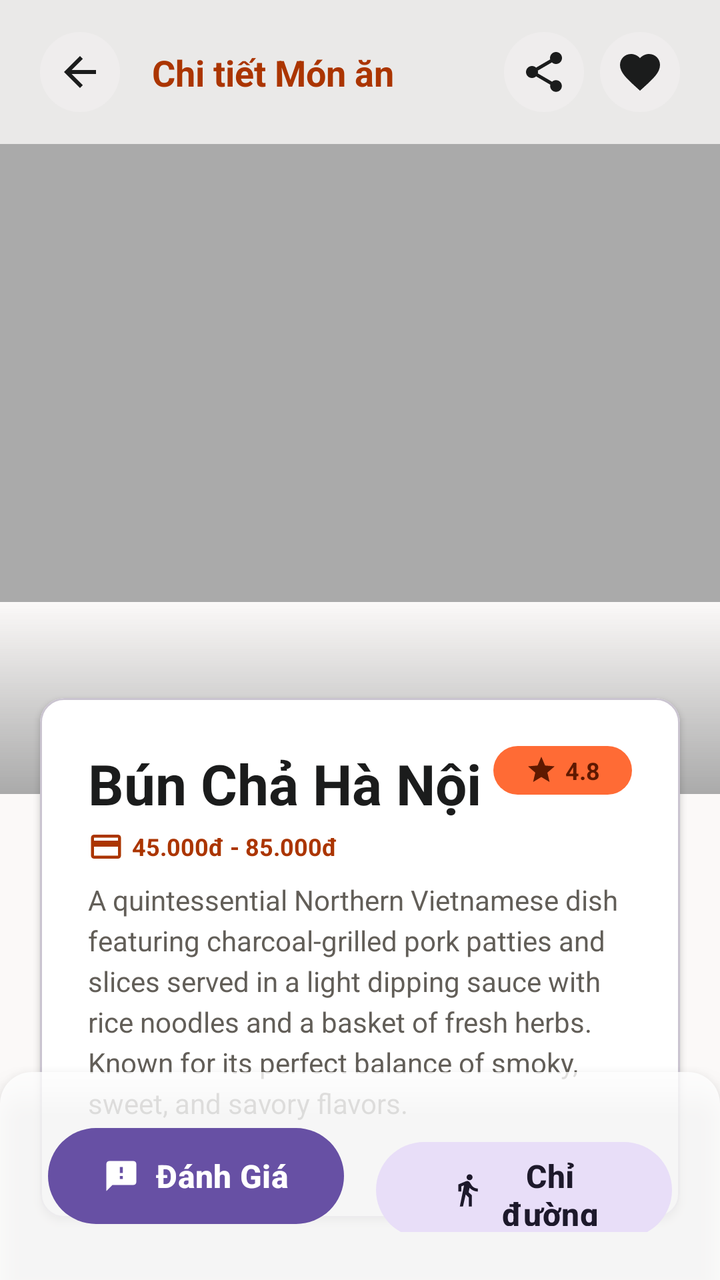
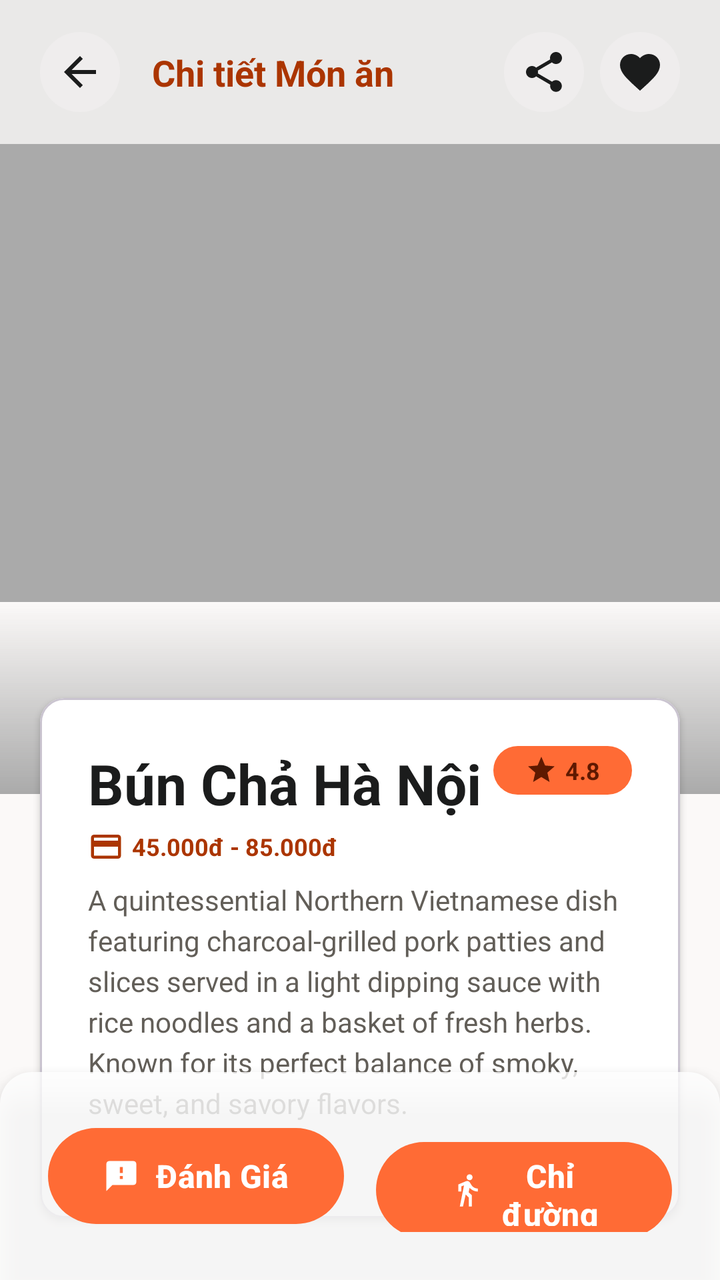

The first picture is an Android layout as it rendered before a commit; the second is the same layout after the commit. The layout source and the unified diff follow.
<!-- AndroidManifest.xml: application theme Theme.AnGi_DiDau -->
<!-- res/layout/activity_food_detail.xml -->
<?xml version="1.0" encoding="utf-8"?>
<androidx.constraintlayout.widget.ConstraintLayout xmlns:android="http://schemas.android.com/apk/res/android"
    xmlns:app="http://schemas.android.com/apk/res-auto"
    xmlns:tools="http://schemas.android.com/tools"
    android:layout_width="match_parent"
    android:layout_height="match_parent"
    android:background="@color/background">

    
    <ScrollView
        android:layout_width="0dp"
        android:layout_height="0dp"
        android:clipToPadding="false"
        android:paddingBottom="100dp"
        android:scrollbars="none"
        app:layout_constraintBottom_toBottomOf="parent"
        app:layout_constraintEnd_toEndOf="parent"
        app:layout_constraintStart_toStartOf="parent"
        app:layout_constraintTop_toTopOf="parent">

        <androidx.constraintlayout.widget.ConstraintLayout
            android:layout_width="match_parent"
            android:layout_height="wrap_content"
            android:paddingBottom="32dp">

            
            <FrameLayout
                android:id="@+id/flHeroContainer"
                android:layout_width="0dp"
                android:layout_height="397dp"
                app:layout_constraintEnd_toEndOf="parent"
                app:layout_constraintStart_toStartOf="parent"
                app:layout_constraintTop_toTopOf="parent">

                <androidx.viewpager2.widget.ViewPager2
                    android:id="@+id/vpFoodHero"
                    android:layout_width="match_parent"
                    android:layout_height="match_parent"
                    android:background="@android:color/darker_gray" />

                
                <TextView
                    android:id="@+id/tvPhotoCount"
                    android:layout_width="wrap_content"
                    android:layout_height="wrap_content"
                    android:layout_gravity="bottom|end"
                    android:layout_marginEnd="16dp"
                    android:layout_marginBottom="64dp"
                    android:paddingHorizontal="12dp"
                    android:paddingVertical="4dp"
                    android:background="@drawable/shape_pill"
                    android:backgroundTint="#80000000"
                    android:text="1/1 Ảnh"
                    android:textColor="@color/white"
                    android:textSize="12sp"
                    android:visibility="gone"/>
            </FrameLayout>

            
            <View
                android:layout_width="0dp"
                android:layout_height="96dp"
                android:background="@drawable/bg_gradient_bottom"
                app:layout_constraintBottom_toBottomOf="@id/flHeroContainer"
                app:layout_constraintEnd_toEndOf="parent"
                app:layout_constraintStart_toStartOf="parent" />

            <com.google.android.material.card.MaterialCardView
                android:id="@+id/cardFoodInfo"
                android:layout_width="0dp"
                android:layout_height="wrap_content"
                android:layout_marginHorizontal="20dp"
                android:translationY="-48dp"
                app:cardBackgroundColor="@color/surface_container_lowest"
                app:cardCornerRadius="12dp"
                app:cardElevation="2dp"
                app:layout_constraintEnd_toEndOf="parent"
                app:layout_constraintStart_toStartOf="parent"
                app:layout_constraintTop_toBottomOf="@id/flHeroContainer">

                <LinearLayout
                    android:layout_width="match_parent"
                    android:layout_height="wrap_content"
                    android:orientation="vertical"
                    android:padding="24dp">

                    <RelativeLayout
                        android:layout_width="match_parent"
                        android:layout_height="wrap_content"
                        android:layout_marginBottom="8dp">

                        <LinearLayout
                            android:layout_width="wrap_content"
                            android:layout_height="wrap_content"
                            android:layout_alignParentStart="true"
                            android:layout_toStartOf="@id/llRating"
                            android:orientation="vertical">

                            <TextView
                                android:id="@+id/tvFoodDetailName"
                                android:layout_width="wrap_content"
                                android:layout_height="wrap_content"
                                android:layout_marginBottom="4dp"
                                android:text="Bún Chả Hà Nội"
                                android:textColor="@color/on_surface"
                                android:textSize="28sp"
                                android:textStyle="bold" />

                            <LinearLayout
                                android:layout_width="wrap_content"
                                android:layout_height="wrap_content"
                                android:gravity="center_vertical"
                                android:orientation="horizontal">

                                <androidx.appcompat.widget.AppCompatImageView
                                    android:layout_width="18dp"
                                    android:layout_height="18dp"
                                    android:src="@drawable/ic_payments"
                                    app:tint="@color/primary" />

                                <TextView
                                    android:id="@+id/tvFoodDetailPrice"
                                    android:layout_width="wrap_content"
                                    android:layout_height="wrap_content"
                                    android:layout_marginStart="4dp"
                                    android:text="45.000đ - 85.000đ"
                                    android:textColor="@color/primary"
                                    android:textSize="12sp"
                                    android:textStyle="bold" />
                            </LinearLayout>
                        </LinearLayout>

                        <LinearLayout
                            android:id="@+id/llRating"
                            android:layout_width="wrap_content"
                            android:layout_height="wrap_content"
                            android:layout_alignParentEnd="true"
                            android:background="@drawable/bg_rating"
                            android:gravity="center_vertical"
                            android:orientation="horizontal"
                            android:paddingHorizontal="16dp"
                            android:paddingVertical="4dp">

                            <androidx.appcompat.widget.AppCompatImageView
                                android:layout_width="16dp"
                                android:layout_height="16dp"
                                android:src="@drawable/ic_star"
                                app:tint="@color/on_primary_container" />

                            <TextView
                                android:id="@+id/tvFoodDetailRating"
                                android:layout_width="wrap_content"
                                android:layout_height="wrap_content"
                                android:layout_marginStart="4dp"
                                android:text="4.8"
                                android:textColor="@color/on_primary_container"
                                android:textSize="12sp"
                                android:textStyle="bold" />
                        </LinearLayout>
                    </RelativeLayout>

                    <TextView
                        android:id="@+id/tvFoodDetailDescription"
                        android:layout_width="match_parent"
                        android:layout_height="wrap_content"
                        android:layout_marginBottom="24dp"
                        android:lineSpacingExtra="4dp"
                        android:text="A quintessential Northern Vietnamese dish featuring charcoal-grilled pork patties and slices served in a light dipping sauce with rice noodles and a basket of fresh herbs. Known for its perfect balance of smoky, sweet, and savory flavors."
                        android:textColor="@color/secondary"
                        android:textSize="14sp" />


                </LinearLayout>
            </com.google.android.material.card.MaterialCardView>


            
            <RelativeLayout
                android:id="@+id/rlNearbyHeader"
                android:layout_width="0dp"
                android:layout_height="wrap_content"
                android:layout_marginHorizontal="20dp"
                android:layout_marginTop="16dp"
                app:layout_constraintEnd_toEndOf="parent"
                app:layout_constraintStart_toStartOf="parent"
                app:layout_constraintTop_toBottomOf="@id/cardFoodInfo">

                <TextView
                    android:layout_width="wrap_content"
                    android:layout_height="wrap_content"
                    android:layout_alignParentStart="true"
                    android:text="Món ăn cùng thể loại"
                    android:textColor="@color/on_surface"
                    android:textSize="20sp"
                    android:textStyle="bold" />

                <TextView
                    android:layout_width="wrap_content"
                    android:layout_height="wrap_content"
                    android:layout_alignParentEnd="true"
                    android:layout_centerVertical="true"
                    android:text="Xem tất cả"
                    android:textColor="@color/primary"
                    android:textSize="12sp" />
            </RelativeLayout>

            
            <androidx.recyclerview.widget.RecyclerView
                android:id="@+id/rvRelatedFoods"
                android:layout_width="0dp"
                android:layout_height="wrap_content"
                android:layout_marginTop="16dp"
                android:clipToPadding="false"
                android:paddingHorizontal="20dp"
                app:layout_constraintEnd_toEndOf="parent"
                app:layout_constraintStart_toStartOf="parent"
                app:layout_constraintTop_toBottomOf="@id/rlNearbyHeader" />

            
            <RelativeLayout
                android:id="@+id/rlReviewsHeader"
                android:layout_width="0dp"
                android:layout_height="wrap_content"
                android:layout_marginHorizontal="20dp"
                android:layout_marginTop="24dp"
                app:layout_constraintEnd_toEndOf="parent"
                app:layout_constraintStart_toStartOf="parent"
                app:layout_constraintTop_toBottomOf="@id/rvRelatedFoods">

                <TextView
                    android:layout_width="wrap_content"
                    android:layout_height="wrap_content"
                    android:layout_alignParentStart="true"
                    android:text="Đánh giá"
                    android:textColor="@color/on_surface"
                    android:textSize="20sp"
                    android:textStyle="bold" />

                <TextView
                    android:id="@+id/tvTotalReviews"
                    android:layout_width="wrap_content"
                    android:layout_height="wrap_content"
                    android:layout_alignParentEnd="true"
                    android:layout_centerVertical="true"
                    android:text="0 đánh giá"
                    android:textColor="@color/secondary"
                    android:textSize="12sp" />
            </RelativeLayout>

            
            <androidx.recyclerview.widget.RecyclerView
                android:id="@+id/rvReviews"
                android:layout_width="0dp"
                android:layout_height="wrap_content"
                android:layout_marginTop="16dp"
                android:clipToPadding="false"
                android:nestedScrollingEnabled="false"
                android:paddingHorizontal="20dp"
                app:layout_constraintEnd_toEndOf="parent"
                app:layout_constraintStart_toStartOf="parent"
                app:layout_constraintTop_toBottomOf="@id/rlReviewsHeader" />

        </androidx.constraintlayout.widget.ConstraintLayout>
    </ScrollView>

    
    <androidx.constraintlayout.widget.ConstraintLayout
        android:layout_width="0dp"
        android:layout_height="72dp"
        android:background="#CCFBF9F8"
        android:paddingHorizontal="20dp"
        app:layout_constraintEnd_toEndOf="parent"
        app:layout_constraintStart_toStartOf="parent"
        app:layout_constraintTop_toTopOf="parent">

        <androidx.appcompat.widget.AppCompatImageButton
            android:id="@+id/btnBack"
            android:layout_width="40dp"
            android:layout_height="40dp"
            android:background="@drawable/bg_icon_btn"
            android:src="@drawable/ic_arrow_back"
            app:layout_constraintBottom_toBottomOf="parent"
            app:layout_constraintStart_toStartOf="parent"
            app:layout_constraintTop_toTopOf="parent"
            app:tint="@color/on_surface" />

        <TextView
            android:layout_width="wrap_content"
            android:layout_height="wrap_content"
            android:layout_marginStart="16dp"
            android:text="Chi tiết Món ăn"
            android:textColor="@color/primary"
            android:textSize="18sp"
            android:textStyle="bold"
            app:layout_constraintBottom_toBottomOf="parent"
            app:layout_constraintStart_toEndOf="@id/btnBack"
            app:layout_constraintTop_toTopOf="parent" />

        <androidx.appcompat.widget.AppCompatImageButton
            android:id="@+id/btnFavorite"
            android:layout_width="40dp"
            android:layout_height="40dp"
            android:background="@drawable/bg_icon_btn"
            android:src="@drawable/ic_favorite"
            app:layout_constraintBottom_toBottomOf="parent"
            app:layout_constraintEnd_toEndOf="parent"
            app:layout_constraintTop_toTopOf="parent"
            app:tint="@color/on_surface" />

        <androidx.appcompat.widget.AppCompatImageButton
            android:id="@+id/btnShare"
            android:layout_width="40dp"
            android:layout_height="40dp"
            android:layout_marginEnd="8dp"
            android:background="@drawable/bg_icon_btn"
            android:src="@drawable/ic_share"
            app:layout_constraintBottom_toBottomOf="parent"
            app:layout_constraintEnd_toStartOf="@id/btnFavorite"
            app:layout_constraintTop_toTopOf="parent"
            app:tint="@color/on_surface" />

    </androidx.constraintlayout.widget.ConstraintLayout>

    
    <LinearLayout
        android:id="@+id/bottomBar"
        android:layout_width="0dp"
        android:layout_height="wrap_content"
        android:background="@drawable/bg_bottom_bar"
        android:elevation="8dp"
        android:orientation="horizontal"
        android:padding="24dp"
        app:layout_constraintBottom_toBottomOf="parent"
        app:layout_constraintEnd_toEndOf="parent"
        app:layout_constraintStart_toStartOf="parent">

        <com.google.android.material.button.MaterialButton
            android:id="@+id/btnAddReview"
            style="@style/Widget.Material3.Button"
            android:layout_width="0dp"
            android:layout_height="56dp"
            android:layout_weight="1"
            android:layout_marginEnd="8dp"
            android:text="Đánh Giá"
            app:icon="@drawable/ic_reviews"
            app:iconGravity="textStart"
            android:textSize="16sp"
            android:textStyle="bold" />

        <com.google.android.material.button.MaterialButton
            android:id="@+id/btnDirections"
            style="@style/Widget.Material3.Button.TonalButton"
            android:layout_width="0dp"
            android:layout_height="56dp"
            android:layout_weight="1"
            android:layout_marginStart="8dp"
            android:text="Chỉ đường"
            app:icon="@drawable/ic_directions_walk"
            app:iconGravity="textStart"
            android:textSize="16sp"
            android:textStyle="bold" />

    </LinearLayout>

</androidx.constraintlayout.widget.ConstraintLayout>
<!-- resources referenced by this layout -->
<resources>
  <color name="background">#FBF9F8</color>
  <color name="on_primary_container">#5F1900</color>
  <color name="on_surface">#1B1C1C</color>
  <color name="primary">#AB3500</color>
  <color name="secondary">#625E58</color>
  <color name="surface_container_lowest">#FFFFFF</color>
  <color name="white">#FFFFFFFF</color>
  <!-- drawable bg_bottom_bar (drawable) -->
  ﻿<?xml version="1.0" encoding="utf-8"?>
  <shape xmlns:android="http://schemas.android.com/apk/res/android">
      <solid android:color="#CCFFFFFF" />
      <corners
          android:topLeftRadius="16dp"
          android:topRightRadius="16dp" />
  </shape>
  <!-- drawable bg_gradient_bottom (drawable) -->
  ﻿<?xml version="1.0" encoding="utf-8"?>
  <shape xmlns:android="http://schemas.android.com/apk/res/android">
      <gradient
          android:angle="90"
          android:endColor="@color/background"
          android:startColor="@color/transparent" />
  </shape>
  <!-- drawable bg_icon_btn (drawable) -->
  ﻿<?xml version="1.0" encoding="utf-8"?>
  <shape xmlns:android="http://schemas.android.com/apk/res/android" android:shape="oval">
      <solid android:color="@color/surface_container" />
  </shape>
  <!-- drawable bg_rating (drawable) -->
  ﻿<?xml version="1.0" encoding="utf-8"?>
  <shape xmlns:android="http://schemas.android.com/apk/res/android">
      <solid android:color="@color/primary_container" />
      <corners android:radius="16dp" />
  </shape>
  <!-- drawable ic_arrow_back (drawable) -->
  <vector xmlns:android="http://schemas.android.com/apk/res/android"
      android:width="24dp"
      android:height="24dp"
      android:viewportWidth="24"
      android:viewportHeight="24"
      android:tint="?attr/colorControlNormal">
    <path
        android:fillColor="@android:color/white"
        android:pathData="M20,11H7.83l5.59,-5.59L12,4l-8,8 8,8 1.41,-1.41L7.83,13H20v-2z"/>
  </vector>
  <!-- drawable ic_payments (drawable) -->
  <vector xmlns:android="http://schemas.android.com/apk/res/android"
      android:width="24dp"
      android:height="24dp"
      android:viewportWidth="24"
      android:viewportHeight="24">
      <path
          android:fillColor="#FF000000"
          android:pathData="M20 4H4c-1.11 0-1.99.89-1.99 2L2 18c0 1.11.89 2 2 2h16c1.11 0 2-.89 2-2V6c0-1.11-.89-2-2-2zm0 14H4v-6h16v6zm0-10H4V6h16v2z" />
  </vector>
  <!-- drawable ic_reviews (drawable) -->
  <vector xmlns:android="http://schemas.android.com/apk/res/android"
      android:width="24dp"
      android:height="24dp"
      android:viewportWidth="24"
      android:viewportHeight="24">
    <path
        android:fillColor="#FF000000"
        android:pathData="M20,2H4c-1.1,0 -1.99,0.9 -1.99,2L2,22l4,-4h14c1.1,0 2,-0.9 2,-2V4c0,-1.1 -0.9,-2 -2,-2zM13,14h-2v-2h2v2zm0,-4h-2V6h2v4z"/>
  </vector>
  <!-- drawable ic_star (drawable) -->
  <vector xmlns:android="http://schemas.android.com/apk/res/android"
      android:width="24dp"
      android:height="24dp"
      android:viewportWidth="24"
      android:viewportHeight="24">
      <path
          android:fillColor="#FF000000"
          android:pathData="M12 17.27L18.18 21l-1.64-7.03L22 9.24l-7.19-.61L12 2 9.19 8.63 2 9.24l5.46 4.73L5.82 21z" />
  </vector>
  <!-- drawable shape_pill (drawable) -->
  <?xml version="1.0" encoding="utf-8"?>
  <shape xmlns:android="http://schemas.android.com/apk/res/android"
      android:shape="rectangle">
      <corners android:radius="16dp"/>
      <solid android:color="@color/primary_container"/>
  </shape>
  <style name="Theme.AnGi_DiDau" parent="Base.Theme.AnGi_DiDau" />
  <color name="transparent">#00000000</color>
  <color name="surface_container">#EFEDED</color>
  <color name="primary_container">#FF6B35</color>
  <style name="Base.Theme.AnGi_DiDau" parent="Theme.Material3.DayNight.NoActionBar">
          
          
      </style>
  <!-- unchanged entries left out for length: 3 -->
</resources>

<!-- the commit's change to res/layout/activity_food_detail.xml (unified diff, before → after) -->
@@ -45,7 +45,7 @@
                     android:layout_height="wrap_content"
                     android:layout_gravity="bottom|end"
                     android:layout_marginEnd="16dp"
-                    android:layout_marginBottom="64dp"
+                    android:layout_marginBottom="100dp"
                     android:paddingHorizontal="12dp"
                     android:paddingVertical="4dp"
                     android:background="@drawable/shape_pill"
@@ -345,11 +345,14 @@
             app:icon="@drawable/ic_reviews"
             app:iconGravity="textStart"
             android:textSize="16sp"
-            android:textStyle="bold" />
+            android:textStyle="bold"
+            app:backgroundTint="@color/primary_container"
+            android:textColor="@color/white"
+            app:iconTint="@color/white" />
 
         <com.google.android.material.button.MaterialButton
             android:id="@+id/btnDirections"
-            style="@style/Widget.Material3.Button.TonalButton"
+            style="@style/Widget.Material3.Button"
             android:layout_width="0dp"
             android:layout_height="56dp"
             android:layout_weight="1"
@@ -358,7 +361,10 @@
             app:icon="@drawable/ic_directions_walk"
             app:iconGravity="textStart"
             android:textSize="16sp"
-            android:textStyle="bold" />
+            android:textStyle="bold"
+            app:backgroundTint="@color/primary_container"
+            android:textColor="@color/white"
+            app:iconTint="@color/white" />
 
     </LinearLayout>
 
